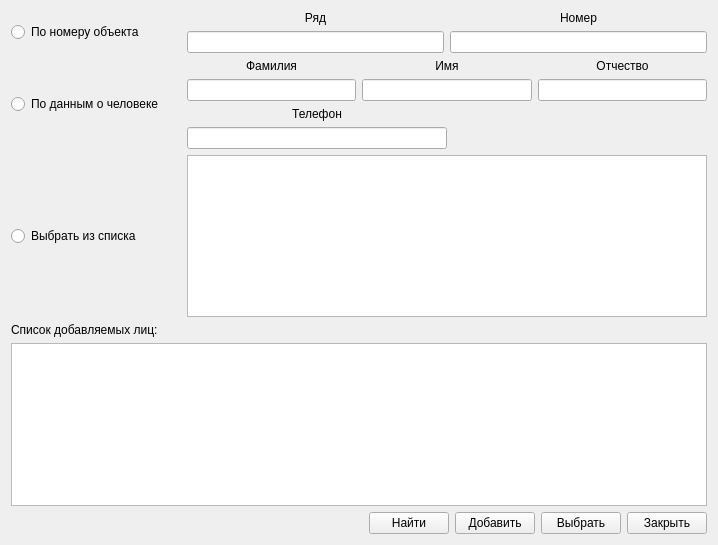
Above: ui/find_user.ui from fixtik/Garage_base before the change. Below: the same form after it.
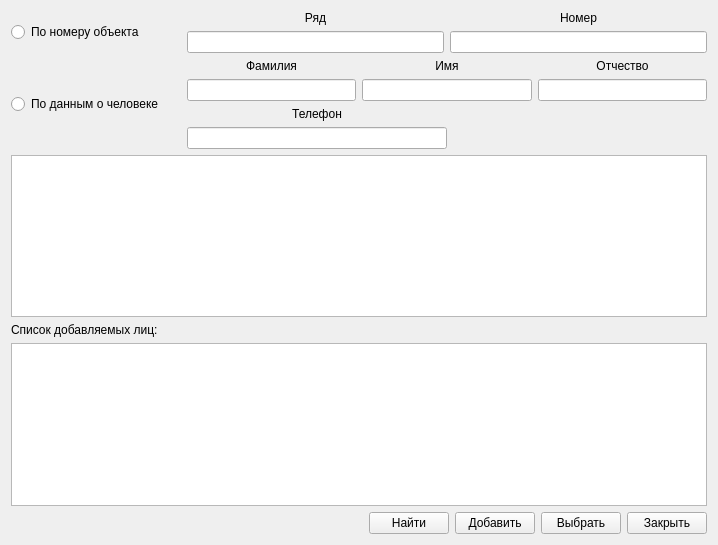
That is the form after the change.

Commit message: удален radio_button из формы find_user

Patch:
```diff
--- a/ui/find_user.ui
+++ b/ui/find_user.ui
@@ -177,19 +177,6 @@
    </item>
    <item>
     <layout class="QHBoxLayout" name="horizontalLayout_6">
-     <item>
-      <widget class="QRadioButton" name="userList_radioButton">
-       <property name="minimumSize">
-        <size>
-         <width>170</width>
-         <height>0</height>
-        </size>
-       </property>
-       <property name="text">
-        <string>Выбрать из списка</string>
-       </property>
-      </widget>
-     </item>
      <item>
       <layout class="QVBoxLayout" name="verticalLayout_9">
        <item>
```
The commit also changes 2 other files.
